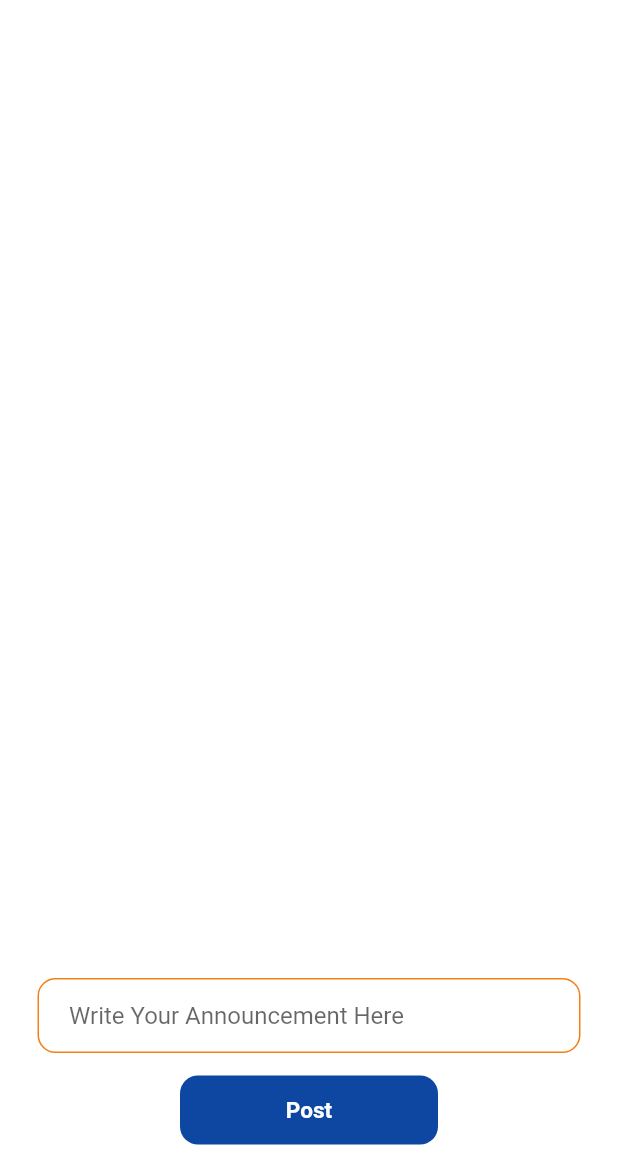
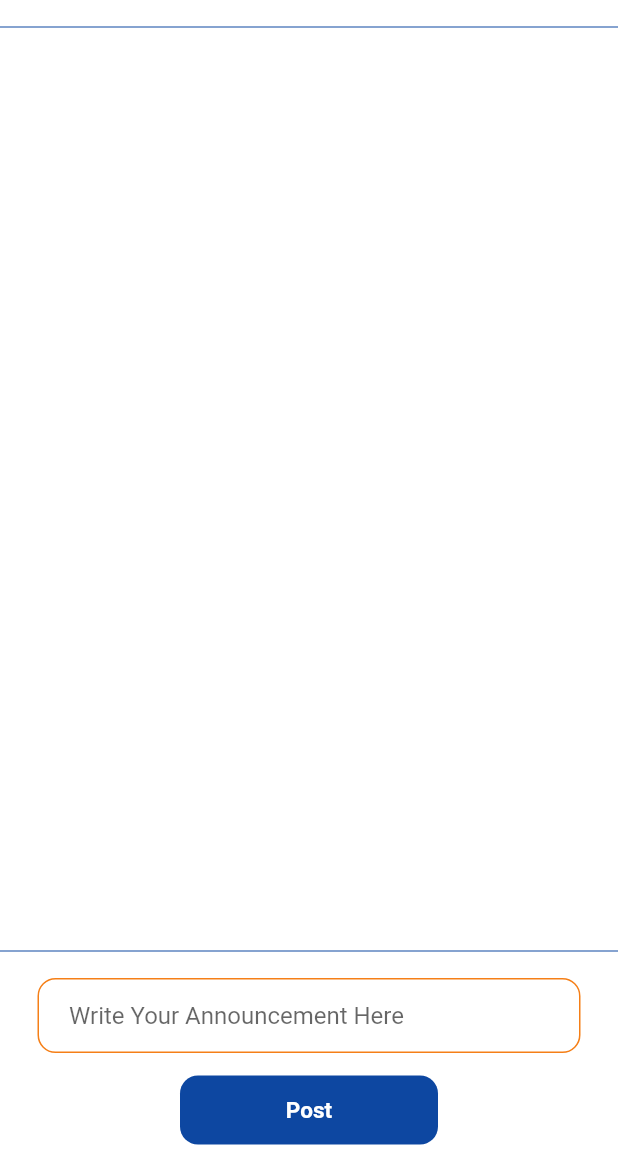
Before and after one commit to MotheoTee/wits_tennis_club, a Flutter app: the Admin_Announcements screen opened directly, on a phone screen of 412 x 824 dp, the part 69-1236 px from its top. Run offline on Flutter 3.47's test engine with Material 2 defaults, Android fonts, the light colour scheme and no system bars; our stand-ins replace cloud_firestore, firebase_auth, firebase_core; accounts and stored records are empty.

Commit message:
bug fixed

```diff
--- a/lib/admin_pages/admin_announcements.dart
+++ b/lib/admin_pages/admin_announcements.dart
@@ -53,6 +53,11 @@ class _Admin_AnnouncementsState extends State<Admin_Announcements> {
                   ),
                 ),
 
+                const SizedBox(height: 10,),
+
+                Divider(color: Colors.blue[900],),
+                const SizedBox(height: 10,),
+
                 Expanded(
                     child: StreamBuilder(
                       stream: FirebaseFirestore.instance.collection("announcements").orderBy(
@@ -86,6 +91,9 @@ class _Admin_AnnouncementsState extends State<Admin_Announcements> {
                     ) ),
 
                 //announcement text-field below
+                const SizedBox(height: 10,),
+                Divider(color: Colors.blue[900],),
+                const SizedBox(height: 10,),
                 Padding(
                   padding: const EdgeInsets.symmetric(horizontal: 25.0),
                   child: Container(
```
Also changed, not shown: lib/components/post_announcement.dart (+7 -2 lines).
